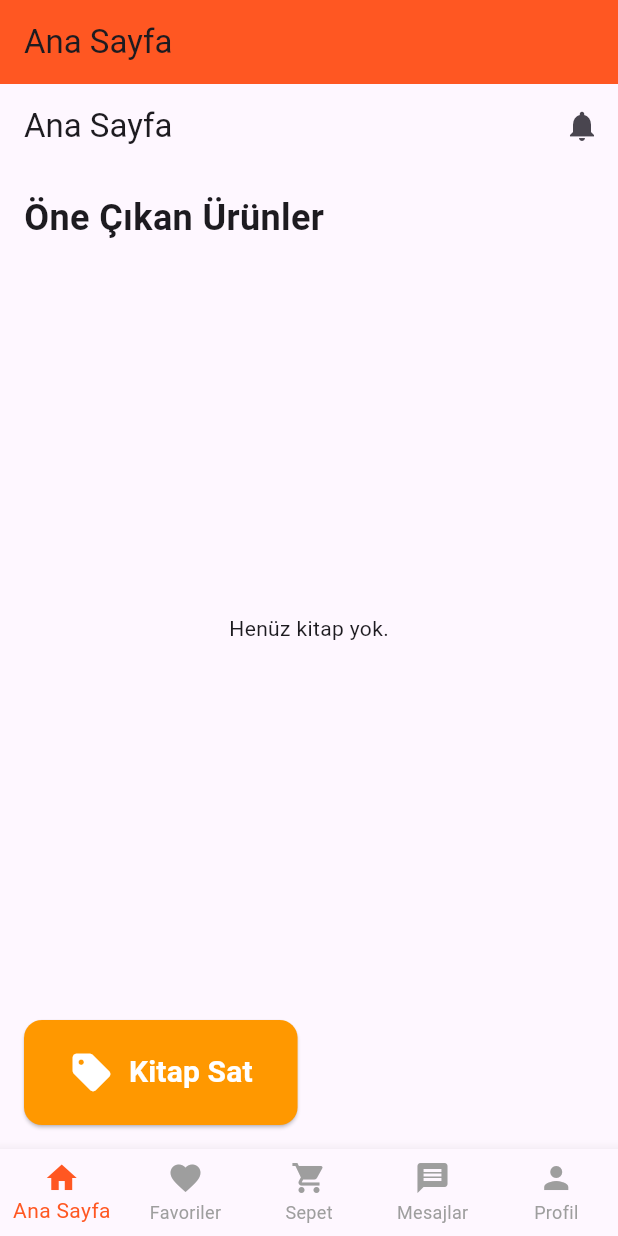
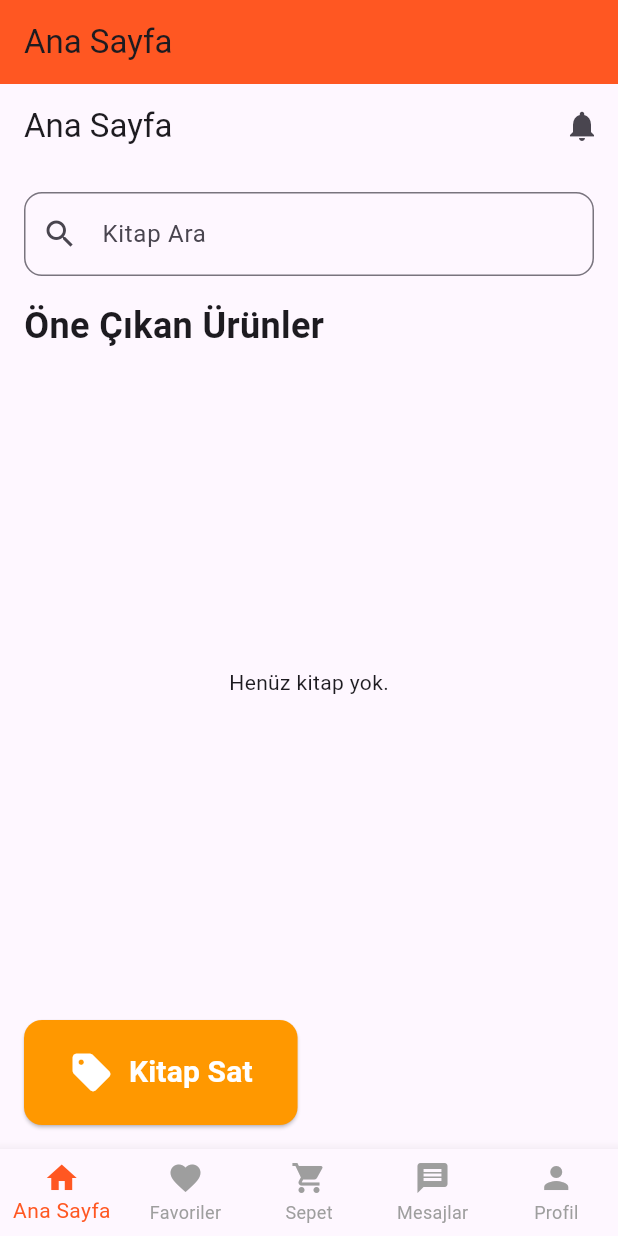
Before and after one commit to CosmosDude1/Kitap-Satma-Uygulamas-, a Flutter app: the screen it shows once a user with an empty profile is signed in, on a phone screen of 412 x 824 dp. Run offline on Flutter 3.47's test engine with Material 3 defaults, Android fonts, the phone set to English and light mode, and no system bars; our stand-ins replace cloud_firestore, firebase_auth, firebase_core, firebase_storage, image_picker; accounts and stored records are empty.

Commit message:
Update main_screen.dart

```diff
--- a/lib/screen/main_screen.dart
+++ b/lib/screen/main_screen.dart
@@ -22,6 +22,7 @@ class MainScreen extends StatefulWidget {
 
 class _MainScreenState extends State<MainScreen> {
   String? currentUserId;
+  String searchQuery = '';
 
   @override
   void initState() {
@@ -118,6 +119,21 @@ class _MainScreenState extends State<MainScreen> {
         child: Column(
           crossAxisAlignment: CrossAxisAlignment.start,
           children: [
+            TextField(
+              onChanged: (value) {
+                setState(() {
+                  searchQuery = value.trim();
+                });
+              },
+              decoration: InputDecoration(
+                labelText: 'Kitap Ara',
+                prefixIcon: const Icon(Icons.search),
+                border: OutlineInputBorder(
+                  borderRadius: BorderRadius.circular(12),
+                ),
+              ),
+            ),
+            const SizedBox(height: 16),
             const Text(
               'Öne Çıkan Ürünler',
               style: TextStyle(fontSize: 24, fontWeight: FontWeight.bold),
@@ -137,12 +153,16 @@ class _MainScreenState extends State<MainScreen> {
 
                   final books = snapshot.data!.docs.where((book) {
                     final seller_id = book['user_id'] as String;
-                    return seller_id != currentUserId;
+                    final bookName = book['book_name']?.toLowerCase() ?? '';
+                    final matchesSearch = searchQuery.isEmpty ||
+                        bookName.contains(searchQuery.toLowerCase());
+                    return seller_id != currentUserId && matchesSearch;
                   }).toList();
 
                   if (books.isEmpty) {
                     return const Center(
-                        child: Text('Satın alabileceğiniz kitap bulunmuyor.'));
+                        child: Text(
+                            'Aradığınız kriterlere uygun kitap bulunmuyor.'));
                   }
 
                   return GridView.builder(
```
